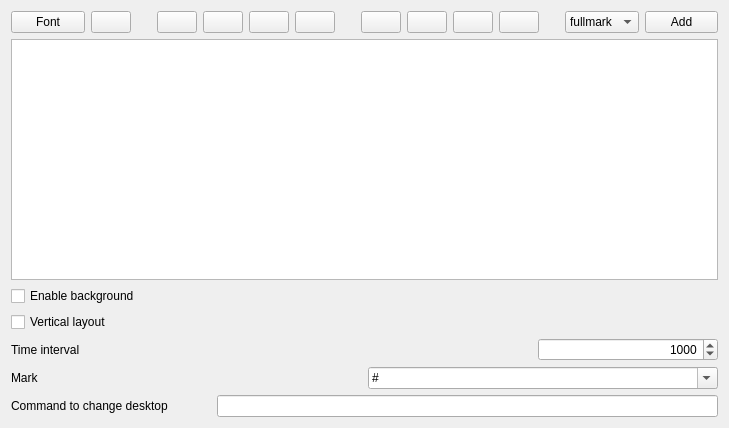
The window that sources/desktop-panel/widget.ui (arcan1s/awesome-widgets) describes before a commit, drawn with Qt 5.
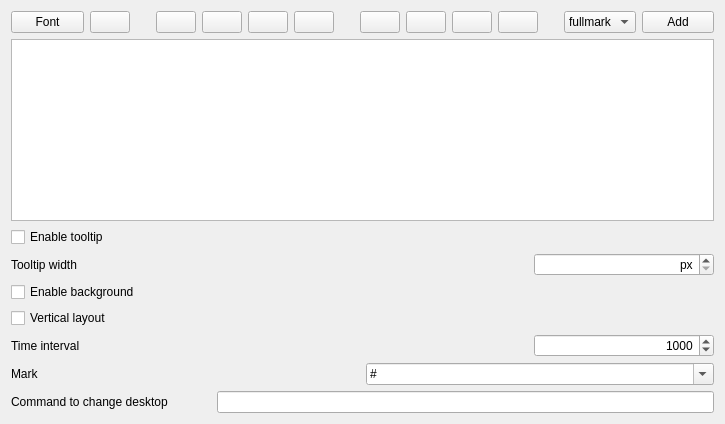
The same window after the commit. Icons and pictures are not drawn.

Patch:
```diff
--- a/sources/desktop-panel/widget.ui
+++ b/sources/desktop-panel/widget.ui
@@ -6,8 +6,8 @@
    <rect>
     <x>0</x>
     <y>0</y>
-    <width>729</width>
-    <height>428</height>
+    <width>725</width>
+    <height>424</height>
    </rect>
   </property>
   <property name="minimumSize">
@@ -20,7 +20,38 @@
    <string notr="true">Widget</string>
   </property>
   <layout class="QGridLayout" name="gridLayout">
-   <item row="4" column="0">
+   <item row="6" column="0">
+    <widget class="QCheckBox" name="checkBox_layout">
+     <property name="text">
+      <string>Vertical layout</string>
+     </property>
+    </widget>
+   </item>
+   <item row="10" column="0">
+    <layout class="QHBoxLayout" name="layout_desktopcmd">
+     <item>
+      <widget class="QLabel" name="label_desktopcmd">
+       <property name="minimumSize">
+        <size>
+         <width>200</width>
+         <height>0</height>
+        </size>
+       </property>
+       <property name="text">
+        <string>Command to change desktop</string>
+       </property>
+      </widget>
+     </item>
+     <item>
+      <widget class="QLineEdit" name="lineEdit_desktopcmd">
+       <property name="toolTip">
+        <string>Command which will change the current desktop</string>
+       </property>
+      </widget>
+     </item>
+    </layout>
+   </item>
+   <item row="8" column="0">
     <layout class="QHBoxLayout" name="layout_interval">
      <item>
       <widget class="QLabel" name="label_interval">
@@ -75,14 +106,14 @@
      </item>
     </layout>
    </item>
-   <item row="2" column="0">
+   <item row="4" column="0">
     <widget class="QCheckBox" name="checkBox_background">
      <property name="text">
       <string>Enable background</string>
      </property>
     </widget>
    </item>
-   <item row="5" column="0">
+   <item row="9" column="0">
     <layout class="QHBoxLayout" name="layout_mark">
      <item>
       <widget class="QLabel" name="label_mark">
@@ -179,37 +210,16 @@
      </item>
     </layout>
    </item>
-   <item row="3" column="0">
-    <widget class="QCheckBox" name="checkBox_layout">
-     <property name="text">
-      <string>Vertical layout</string>
+   <item row="1" column="0">
+    <widget class="QTextEdit" name="textEdit_elements">
+     <property name="lineWrapMode">
+      <enum>QTextEdit::NoWrap</enum>
+     </property>
+     <property name="acceptRichText">
+      <bool>false</bool>
      </property>
     </widget>
    </item>
-   <item row="6" column="0">
-    <layout class="QHBoxLayout" name="layout_desktopcmd">
-     <item>
-      <widget class="QLabel" name="label_desktopcmd">
-       <property name="minimumSize">
-        <size>
-         <width>200</width>
-         <height>0</height>
-        </size>
-       </property>
-       <property name="text">
-        <string>Command to change desktop</string>
-       </property>
-      </widget>
-     </item>
-     <item>
-      <widget class="QLineEdit" name="lineEdit_desktopcmd">
-       <property name="toolTip">
-        <string>Command which will change the current desktop</string>
-       </property>
-      </widget>
-     </item>
-    </layout>
-   </item>
    <item row="0" column="0">
     <layout class="QHBoxLayout" name="layput_mainFormating">
      <item>
@@ -392,16 +402,62 @@
      </item>
     </layout>
    </item>
-   <item row="1" column="0">
-    <widget class="QTextEdit" name="textEdit_elements">
-     <property name="lineWrapMode">
-      <enum>QTextEdit::NoWrap</enum>
-     </property>
-     <property name="acceptRichText">
-      <bool>false</bool>
+   <item row="2" column="0">
+    <widget class="QCheckBox" name="checkBox_tooltip">
+     <property name="text">
+      <string>Enable tooltip</string>
      </property>
     </widget>
    </item>
+   <item row="3" column="0">
+    <layout class="QHBoxLayout" name="layout_tooltip">
+     <item>
+      <widget class="QLabel" name="label_tooltip">
+       <property name="text">
+        <string>Tooltip width</string>
+       </property>
+      </widget>
+     </item>
+     <item>
+      <spacer name="spacer_tooltip">
+       <property name="orientation">
+        <enum>Qt::Horizontal</enum>
+       </property>
+       <property name="sizeHint" stdset="0">
+        <size>
+         <width>40</width>
+         <height>20</height>
+        </size>
+       </property>
+      </spacer>
+     </item>
+     <item>
+      <widget class="QSpinBox" name="spinBox_tooltip">
+       <property name="minimumSize">
+        <size>
+         <width>180</width>
+         <height>0</height>
+        </size>
+       </property>
+       <property name="alignment">
+        <set>Qt::AlignRight|Qt::AlignTrailing|Qt::AlignVCenter</set>
+       </property>
+       <property name="specialValueText">
+        <string>px</string>
+       </property>
+       <property name="minimum">
+        <number>100</number>
+       </property>
+       <property name="maximum">
+        <number>1000</number>
+       </property>
+       <property name="singleStep">
+        <number>25</number>
+       </property>
+      </widget>
+     </item>
+    </layout>
+   </item>
   </layout>
  </widget>
  <resources/>
```
